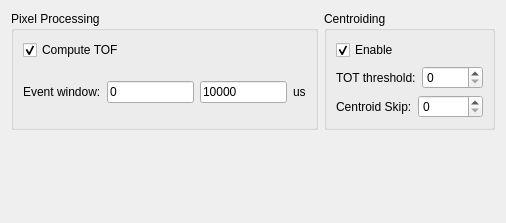
Old version of the form pymepixviewer/pymepixviewer/panels/ui/processingconfig.ui in the repository CFEL-CMI/pymepix.
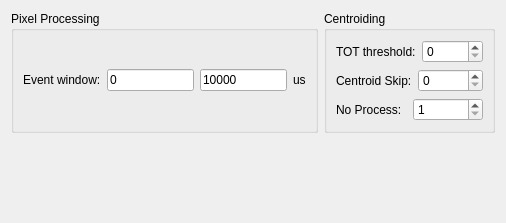
New version of the form.

```diff
--- a/pymepixviewer/pymepixviewer/panels/ui/processingconfig.ui
+++ b/pymepixviewer/pymepixviewer/panels/ui/processingconfig.ui
@@ -22,37 +22,16 @@
         <string>Pixel Processing</string>
        </property>
        <layout class="QVBoxLayout" name="verticalLayout_2">
-        <item>
-         <layout class="QHBoxLayout" name="horizontalLayout_9">
-          <item>
-           <widget class="QCheckBox" name="tof_enable">
-            <property name="text">
-             <string>Compute TOF</string>
-            </property>
-            <property name="checked">
-             <bool>true</bool>
-            </property>
-           </widget>
-          </item>
-          <item>
-           <spacer name="horizontalSpacer">
-            <property name="orientation">
-             <enum>Qt::Horizontal</enum>
-            </property>
-            <property name="sizeHint" stdset="0">
-             <size>
-              <width>40</width>
-              <height>20</height>
-             </size>
-            </property>
-           </spacer>
-          </item>
-         </layout>
-        </item>
         <item>
          <layout class="QHBoxLayout" name="horizontalLayout_4">
           <item>
            <widget class="QLabel" name="label_6">
+            <property name="sizePolicy">
+             <sizepolicy hsizetype="Preferred" vsizetype="Fixed">
+              <horstretch>0</horstretch>
+              <verstretch>0</verstretch>
+             </sizepolicy>
+            </property>
             <property name="text">
              <string>Event window:</string>
             </property>
@@ -74,6 +53,12 @@
           </item>
           <item>
            <widget class="QLabel" name="label_10">
+            <property name="sizePolicy">
+             <sizepolicy hsizetype="Preferred" vsizetype="Fixed">
+              <horstretch>0</horstretch>
+              <verstretch>0</verstretch>
+             </sizepolicy>
+            </property>
             <property name="text">
              <string>us</string>
             </property>
@@ -90,20 +75,6 @@
         <string>Centroiding</string>
        </property>
        <layout class="QVBoxLayout" name="verticalLayout_3">
-        <item>
-         <layout class="QHBoxLayout" name="horizontalLayout_11">
-          <item>
-           <widget class="QCheckBox" name="centroid_enable">
-            <property name="text">
-             <string>Enable</string>
-            </property>
-            <property name="checked">
-             <bool>true</bool>
-            </property>
-           </widget>
-          </item>
-         </layout>
-        </item>
         <item>
          <layout class="QHBoxLayout" name="horizontalLayout_10">
           <item>
@@ -146,6 +117,30 @@
           </item>
          </layout>
         </item>
+        <item>
+         <layout class="QHBoxLayout" name="horizontalLayout_6">
+          <item>
+           <widget class="QLabel" name="label_9">
+            <property name="text">
+             <string>No Process:</string>
+            </property>
+           </widget>
+          </item>
+          <item>
+           <widget class="QSpinBox" name="blob_num">
+            <property name="toolTip">
+             <string>Allows the blob finder to skip every nth packet (1 means all are processed)</string>
+            </property>
+            <property name="minimum">
+             <number>1</number>
+            </property>
+            <property name="maximum">
+             <number>32</number>
+            </property>
+           </widget>
+          </item>
+         </layout>
+        </item>
        </layout>
       </widget>
      </item>
```
